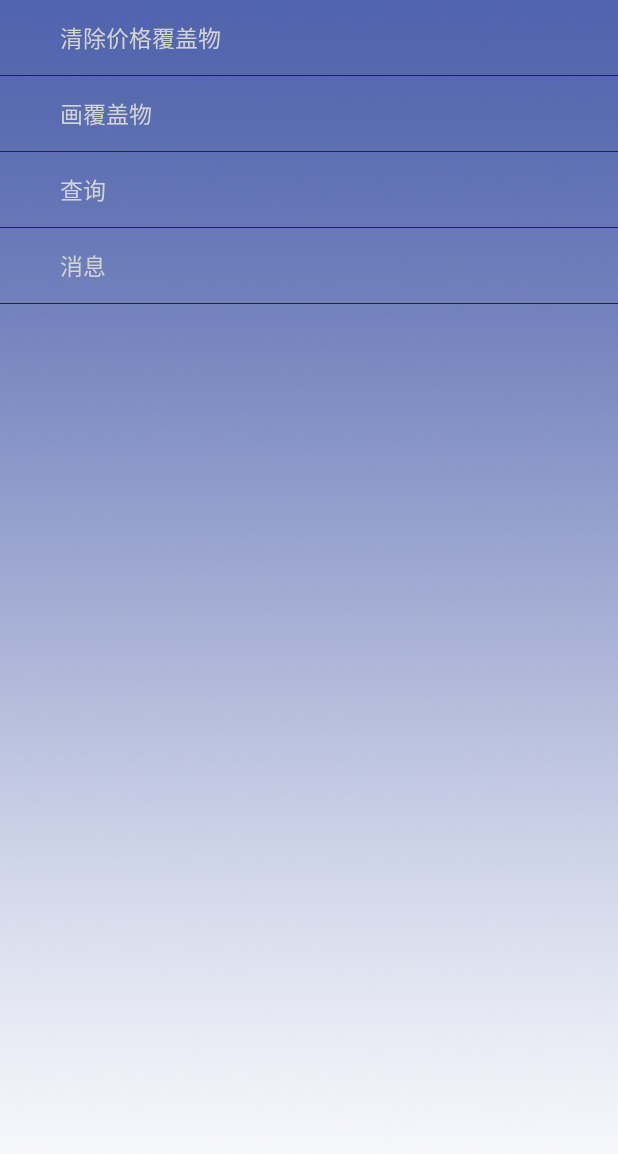
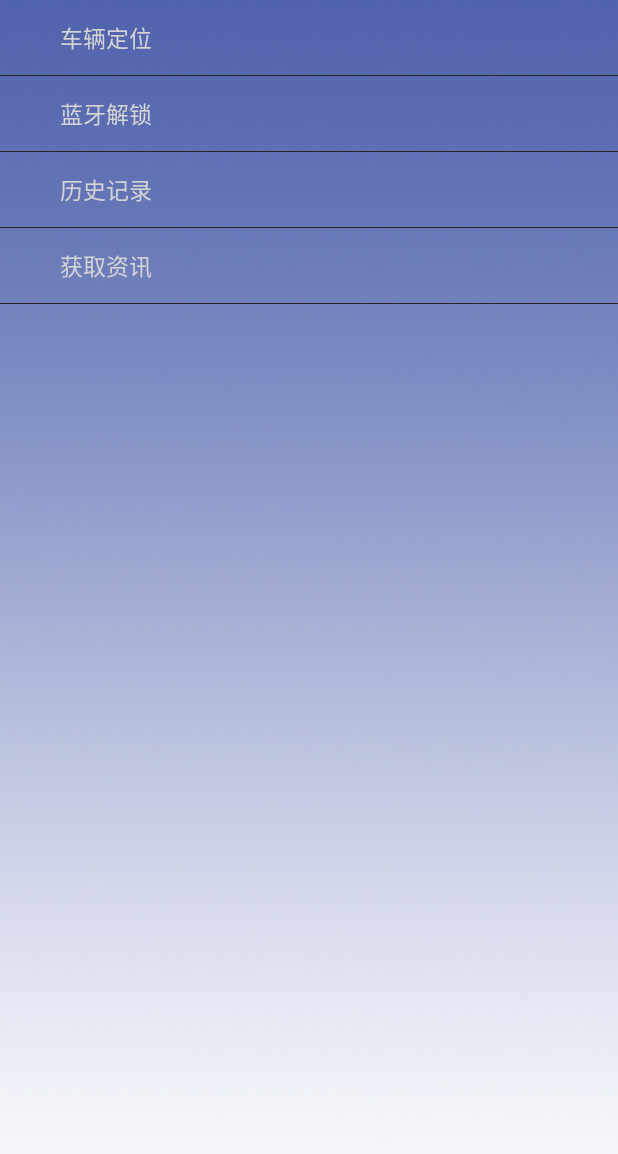
Before and after one commit to PotoYang/BikeLock, an Android app: the layout left_drawer.xml on its own in the app's theme, with its tools: preview values and no code run, on a phone screen of 412 x 824 dp. Shown: the top 1154 px of the screen. Run offline under Robolectric (Android 15) with nearby library versions, the phone set to English and light mode, and no system bars.

```diff
--- a/app/src/main/java/com/example/potoyang/bikelock/Activity/MainActivity.java
+++ b/app/src/main/java/com/example/potoyang/bikelock/Activity/MainActivity.java
@@ -47,7 +47,6 @@ public class MainActivity extends FragmentActivity implements View.OnClickListen
 
         //切换选项
         selectItem(0);
-
     }
 
     /**
@@ -170,6 +169,7 @@ public class MainActivity extends FragmentActivity implements View.OnClickListen
         slidingMenu.attachToActivity(this, SlidingMenu.SLIDING_CONTENT);
     }
 
+
     private void hideFragment(FragmentTransaction fragmentTransaction) {
         if (fg_sport != null) {
             fragmentTransaction.hide(fg_sport);
--- a/app/src/main/res/layout/fragment_info.xml
+++ b/app/src/main/res/layout/fragment_info.xml
@@ -8,6 +8,5 @@
     <TextView
         android:layout_width="match_parent"
         android:layout_height="match_parent"
-        android:text="3" />
-
+        android:text="已接收到蓝牙信息:ABCDEF" />
 </FrameLayout>
--- a/app/src/main/res/layout/left_drawer.xml
+++ b/app/src/main/res/layout/left_drawer.xml
@@ -15,45 +15,45 @@
             android:orientation="vertical">
 
             <RelativeLayout
-                android:id="@+id/del"
+                android:id="@+id/location"
                 style="@style/left_drawer_item_layout">
 
                 <TextView
                     style="@style/left_drawer_item_text"
-                    android:text="清除价格覆盖物" />
+                    android:text="车辆定位" />
             </RelativeLayout>
 
             <ImageView style="@style/left_drawer_item_line" />
 
             <RelativeLayout
-                android:id="@+id/draw"
+                android:id="@+id/unlock"
                 style="@style/left_drawer_item_layout">
 
                 <TextView
                     style="@style/left_drawer_item_text"
-                    android:text="画覆盖物" />
+                    android:text="蓝牙解锁" />
             </RelativeLayout>
 
             <ImageView style="@style/left_drawer_item_line" />
 
             <RelativeLayout
-                android:id="@+id/menu_search"
+                android:id="@+id/record"
                 style="@style/left_drawer_item_layout">
 
                 <TextView
                     style="@style/left_drawer_item_text"
-                    android:text="查询" />
+                    android:text="历史记录" />
             </RelativeLayout>
 
             <ImageView style="@style/left_drawer_item_line" />
 
             <RelativeLayout
-                android:id="@+id/favorite_btn"
+                android:id="@+id/infomation"
                 style="@style/left_drawer_item_layout">
 
                 <TextView
                     style="@style/left_drawer_item_text"
-                    android:text="消息" />
+                    android:text="获取资讯" />
             </RelativeLayout>
 
             <ImageView style="@style/left_drawer_item_line" />
--- a/app/src/main/res/values/strings.xml
+++ b/app/src/main/res/values/strings.xml
@@ -18,4 +18,5 @@
 
     <!-- TODO: Remove or change this placeholder text -->
     <string name="hello_blank_fragment">Hello blank fragment</string>
+
 </resources>
--- a/build.gradle
+++ b/build.gradle
@@ -5,7 +5,7 @@ buildscript {
         jcenter()
     }
     dependencies {
-        classpath 'com.android.tools.build:gradle:2.0.0'
+        classpath 'com.android.tools.build:gradle:2.3.0'
 
         // NOTE: Do not place your application dependencies here; they belong
         // in the individual module build.gradle files
@@ -15,6 +15,7 @@ buildscript {
 allprojects {
     repositories {
         jcenter()
+        maven { url "https://jitpack.io" }
     }
 }
 
```
Also changed, not shown: app/build.gradle (+6 -2 lines), app/src/main/AndroidManifest.xml (+8 -3 lines), app/src/main/java/com/example/potoyang/bikelock/Fragment/LocationFragment.java (+70 -8 lines), app/src/main/java/com/example/potoyang/bikelock/SendDataToServer.java (+6 -6 lines), app/src/main/res/layout/fragment_location.xml (+9 -8 lines), gradle/wrapper/gradle-wrapper.properties.
